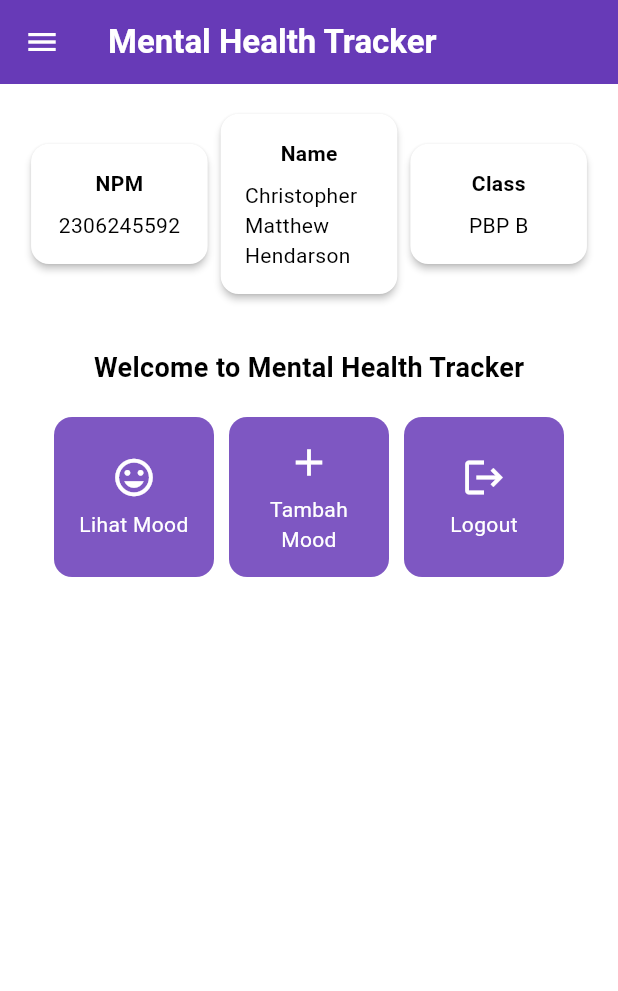
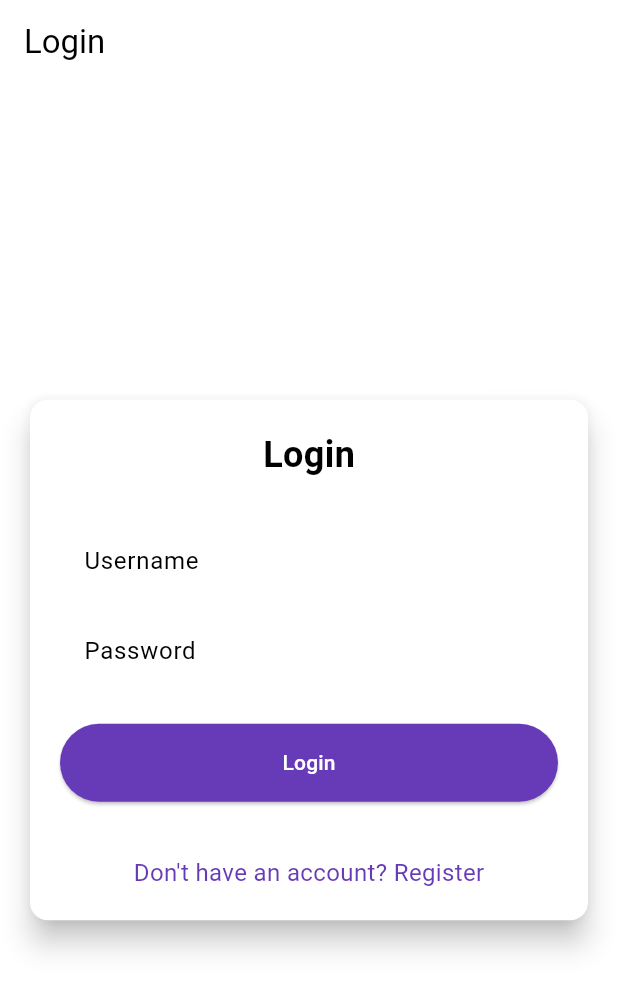
Before and after one commit to gOnEbOnE/mental-health-tracker-mobile, a Flutter app: the screen it shows after launch, on a phone screen of 412 x 824 dp. Shown: the top 991 px of the screen. Run offline on Flutter 3.47's test engine with Material 3 defaults, Android fonts, the phone set to English and light mode, and no system bars; missing offline and left inert: pbp_django_auth.

Commit message:
menamatkan tutorial 8

```diff
--- a/lib/main.dart
+++ b/lib/main.dart
@@ -1,5 +1,7 @@
 import 'package:flutter/material.dart';
-import 'package:mental_health_tracker/screens/menu.dart';
+import 'package:provider/provider.dart';
+import 'package:pbp_django_auth/pbp_django_auth.dart';
+import 'package:mental_health_tracker/screens/login.dart';
 
 void main() {
   runApp(const MyApp());
@@ -8,33 +10,23 @@ void main() {
 class MyApp extends StatelessWidget {
   const MyApp({super.key});
 
-  // This widget is the root of your application.
   @override
   Widget build(BuildContext context) {
-    return MaterialApp(
-      title: 'Flutter Demo',
-      theme: ThemeData(
-        // This is the theme of your application.
-        //
-        // TRY THIS: Try running your application with "flutter run". You'll see
-        // the application has a purple toolbar. Then, without quitting the app,
-        // try changing the seedColor in the colorScheme below to Colors.green
-        // and then invoke "hot reload" (save your changes or press the "hot
-        // reload" button in a Flutter-supported IDE, or press "r" if you used
-        // the command line to start the app).
-        //
-        // Notice that the counter didn't reset back to zero; the application
-        // state is not lost during the reload. To reset the state, use hot
-        // restart instead.
-        //
-        // This works for code too, not just values: Most code changes can be
-        // tested with just a hot reload.
-         colorScheme: ColorScheme.fromSwatch(
-              primarySwatch: Colors.deepPurple,
-        ).copyWith(secondary: Colors.deepPurple[400]),
-        useMaterial3: true,
+    return Provider(
+      create: (_) {
+        CookieRequest request = CookieRequest();
+        return request;
+      },
+      child: MaterialApp(
+        title: 'Mental Health Tracker',
+        theme: ThemeData(
+          useMaterial3: true,
+          colorScheme: ColorScheme.fromSwatch(
+            primarySwatch: Colors.deepPurple,
+          ).copyWith(secondary: Colors.deepPurple[400]),
+        ),
+        home: const LoginPage(),
       ),
-      home: MyHomePage(),
     );
   }
 }
--- /dev/null
+++ b/lib/screens/login.dart
@@ -0,0 +1,183 @@
+import 'package:mental_health_tracker/screens/menu.dart';
+import 'package:flutter/material.dart';
+import 'package:pbp_django_auth/pbp_django_auth.dart';
+import 'package:provider/provider.dart';
+import 'package:mental_health_tracker/screens/register.dart';
+
+// TODO: Import halaman RegisterPage jika sudah dibuat
+
+void main() {
+  runApp(const LoginApp());
+}
+
+class LoginApp extends StatelessWidget {
+  const LoginApp({super.key});
+
+  @override
+  Widget build(BuildContext context) {
+    return MaterialApp(
+      title: 'Login',
+      theme: ThemeData(
+        useMaterial3: true,
+        colorScheme: ColorScheme.fromSwatch(
+          primarySwatch: Colors.deepPurple,
+        ).copyWith(secondary: Colors.deepPurple[400]),
+      ),
+      home: const LoginPage(),
+    );
+  }
+}
+
+class LoginPage extends StatefulWidget {
+  const LoginPage({super.key});
+
+  @override
+  State<LoginPage> createState() => _LoginPageState();
+}
+
+class _LoginPageState extends State<LoginPage> {
+  final TextEditingController _usernameController = TextEditingController();
+  final TextEditingController _passwordController = TextEditingController();
+
+  @override
+  Widget build(BuildContext context) {
+    final request = context.watch<CookieRequest>();
+
+    return Scaffold(
+      appBar: AppBar(
+        title: const Text('Login'),
+      ),
+      body: Center(
+        child: SingleChildScrollView(
+          padding: const EdgeInsets.all(16.0),
+          child: Card(
+            elevation: 8,
+            shape: RoundedRectangleBorder(
+              borderRadius: BorderRadius.circular(12.0),
+            ),
+            child: Padding(
+              padding: const EdgeInsets.all(20.0),
+              child: Column(
+                mainAxisSize: MainAxisSize.min,
+                children: [
+                  const Text(
+                    'Login',
+                    style: TextStyle(
+                      fontSize: 24.0,
+                      fontWeight: FontWeight.bold,
+                    ),
+                  ),
+                  const SizedBox(height: 30.0),
+                  TextField(
+                    controller: _usernameController,
+                    decoration: const InputDecoration(
+                      labelText: 'Username',
+                      hintText: 'Enter your username',
+                      border: OutlineInputBorder(
+                        borderRadius: BorderRadius.all(Radius.circular(12.0)),
+                      ),
+                      contentPadding:
+                          EdgeInsets.symmetric(horizontal: 12.0, vertical: 8.0),
+                    ),
+                  ),
+                  const SizedBox(height: 12.0),
+                  TextField(
+                    controller: _passwordController,
+                    decoration: const InputDecoration(
+                      labelText: 'Password',
+                      hintText: 'Enter your password',
+                      border: OutlineInputBorder(
+                        borderRadius: BorderRadius.all(Radius.circular(12.0)),
+                      ),
+                      contentPadding:
+                          EdgeInsets.symmetric(horizontal: 12.0, vertical: 8.0),
+                    ),
+                    obscureText: true,
+                  ),
+                  const SizedBox(height: 24.0),
+                  ElevatedButton(
+                    onPressed: () async {
+                      String username = _usernameController.text;
+                      String password = _passwordController.text;
+
+                      // Cek kredensial
+                      // TODO: Ganti URL dan jangan lupa tambahkan trailing slash (/) di akhir URL!
+                      // Untuk menyambungkan Android emulator dengan Django pada localhost,
+                      // gunakan URL http://10.0.2.2/
+                      final response = await request
+                          .login("http://127.0.0.1:8000/auth/login/", {
+                        'username': username,
+                        'password': password,
+                      });
+
+                      if (request.loggedIn) {
+                        String message = response['message'];
+                        String uname = response['username'];
+                        if (context.mounted) {
+                          Navigator.pushReplacement(
+                            context,
+                            MaterialPageRoute(
+                                builder: (context) => MyHomePage()),
+                          );
+                          ScaffoldMessenger.of(context)
+                            ..hideCurrentSnackBar()
+                            ..showSnackBar(
+                              SnackBar(
+                                  content:
+                                      Text("$message Selamat datang, $uname.")),
+                            );
+                        }
+                      } else {
+                        if (context.mounted) {
+                          showDialog(
+                            context: context,
+                            builder: (context) => AlertDialog(
+                              title: const Text('Login Gagal'),
+                              content: Text(response['message']),
+                              actions: [
+                                TextButton(
+                                  child: const Text('OK'),
+                                  onPressed: () {
+                                    Navigator.pop(context);
+                                  },
+                                ),
+                              ],
+                            ),
+                          );
+                        }
+                      }
+                    },
+                    style: ElevatedButton.styleFrom(
+                      foregroundColor: Colors.white,
+                      minimumSize: Size(double.infinity, 50),
+                      backgroundColor: Theme.of(context).colorScheme.primary,
+                      padding: const EdgeInsets.symmetric(vertical: 16.0),
+                    ),
+                    child: const Text('Login'),
+                  ),
+                  const SizedBox(height: 36.0),
+                  GestureDetector(
+                    onTap: () {
+                      Navigator.push(
+                        context,
+                        MaterialPageRoute(
+                            builder: (context) => const RegisterPage()),
+                      );
+                    },
+                    child: Text(
+                      'Don\'t have an account? Register',
+                      style: TextStyle(
+                        color: Theme.of(context).colorScheme.primary,
+                        fontSize: 16.0,
+                      ),
+                    ),
+                  ),
+                ],
+              ),
+            ),
+          ),
+        ),
+      ),
+    );
+  }
+}
--- a/lib/screens/menu.dart
+++ b/lib/screens/menu.dart
@@ -5,7 +5,7 @@ import 'package:mental_health_tracker/widgets/mood_card.dart';
 class MyHomePage extends StatelessWidget {
   final String npm = '2306245592'; // NPM
   final String name = 'Christopher Matthew Hendarson'; // Nama
-  final String className = 'PBP B'; // Kelas
+  final String className = 'PBP C'; // Kelas
 
   final List<ItemHomepage> items = [
          ItemHomepage("Lihat Mood", Icons.mood),
--- a/pubspec.yaml
+++ b/pubspec.yaml
@@ -35,6 +35,9 @@ dependencies:
   # The following adds the Cupertino Icons font to your application.
   # Use with the CupertinoIcons class for iOS style icons.
   cupertino_icons: ^1.0.8
+  provider: ^6.1.2
+  pbp_django_auth: ^0.4.0
+  http: ^1.2.2
 
 dev_dependencies:
   flutter_test:
```
Also changed, not shown: lib/models/mood_entry.dart (added, +65 -0 lines), lib/screens/list_moodentry.dart (added, +90 -0 lines), lib/screens/moodentry_form.dart (+35 -29 lines), lib/screens/register.dart (added, +165 -0 lines), lib/widgets/left_drawer.dart (+12 -0 lines), lib/widgets/mood_card.dart (+37 -3 lines), pubspec.lock, 2 other files.
